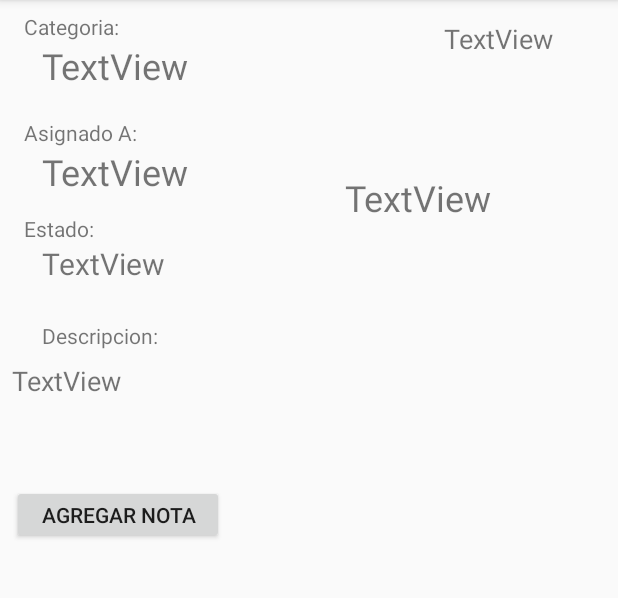
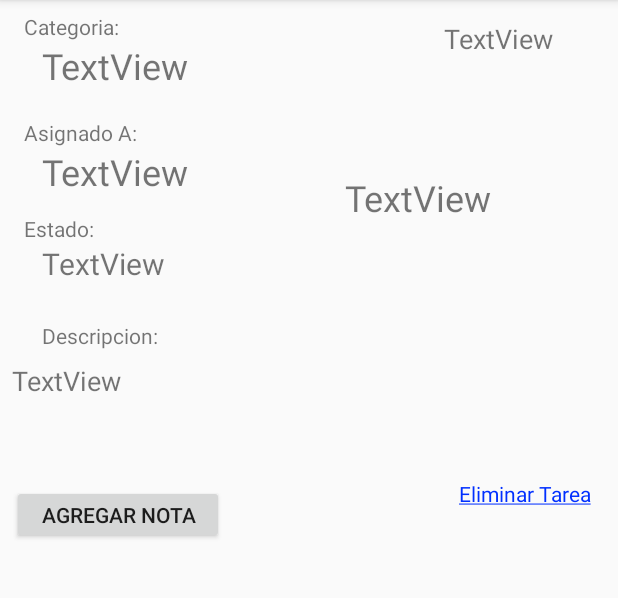
Before and after one commit to MarcosRuiz01/Tartaro, an Android app: the DetallesTareaUNActivity screen opened directly, with no data from a screen before it, on a phone screen of 412 x 824 dp, the part 84-682 px from its top. Run offline under Robolectric (Android 15) with nearby library versions, the phone set to English and light mode, and no system bars.

```diff
--- a/app/build.gradle
+++ b/app/build.gradle
@@ -25,4 +25,5 @@ dependencies {
     testImplementation 'junit:junit:4.12'
     androidTestImplementation 'com.android.support.test:runner:1.0.2'
     androidTestImplementation 'com.android.support.test.espresso:espresso-core:3.0.2'
+    implementation 'com.android.support:design:27.1.1'
 }
--- a/app/src/main/java/ado/edu/itla/tartaro/LogInGeneral.java
+++ b/app/src/main/java/ado/edu/itla/tartaro/LogInGeneral.java
@@ -50,7 +50,6 @@ public class LogInGeneral extends AppCompatActivity {
                 }
 
 
-                // TODO: establecer usuario logeado.
                 AppConfig.getConfig().setUsuario(user);
 
                 switch (user.getTipoUsuario()) {
--- a/app/src/main/java/ado/edu/itla/tartaro/RegistroGeneral.java
+++ b/app/src/main/java/ado/edu/itla/tartaro/RegistroGeneral.java
@@ -106,6 +106,8 @@ public class RegistroGeneral extends AppCompatActivity {
             }
         });
 
+        //TODO: Hacer una comprobacion con el registro, donde no permita usar un usuario previamente registrado.
+
 
     }
 
--- a/app/src/main/java/ado/edu/itla/tartaro/repositorio/db/TareaRepositorioDBImp.java
+++ b/app/src/main/java/ado/edu/itla/tartaro/repositorio/db/TareaRepositorioDBImp.java
@@ -149,7 +149,7 @@ public class TareaRepositorioDBImp implements TareaRepositorio {
         ContentValues cv = new ContentValues();
         cv.put(CAMPO_ESTADO, tarea.getEstadoTarea().name());
         SQLiteDatabase db = conexionDb.getWritableDatabase();
-        db.update(TABLA_NOMBRE,cv,"id ="+id,null);
+        db.update(TABLA_NOMBRE, cv, "id =" + id, null);
         db.close();
 
         return null;
--- a/app/src/main/java/ado/edu/itla/tartaro/usuarioNormal/DetallesTareaUNActivity.java
+++ b/app/src/main/java/ado/edu/itla/tartaro/usuarioNormal/DetallesTareaUNActivity.java
@@ -4,6 +4,7 @@ import android.content.Intent;
 import android.os.Bundle;
 import android.support.v4.content.ContextCompat;
 import android.support.v7.app.AppCompatActivity;
+import android.view.View;
 import android.widget.TextView;
 
 import java.text.SimpleDateFormat;
@@ -19,6 +20,7 @@ public class DetallesTareaUNActivity extends AppCompatActivity {
     private TextView usuarioAsignado;
     private TextView estado;
     private TextView descripcion;
+    private TextView eliminarTarea;
     private static final SimpleDateFormat SIMPLE_DATE_FORMAT = new SimpleDateFormat("dd-MM-yyyy");
 
 
@@ -59,6 +61,15 @@ public class DetallesTareaUNActivity extends AppCompatActivity {
 
         }
 
+        //TODO: Confirmar la elimimacion de tarea en DB
+        eliminarTarea= findViewById(R.id.textView2);
+        eliminarTarea.setOnClickListener(new View.OnClickListener() {
+            @Override
+            public void onClick(View v) {
+
+            }
+        });
+
     }
 
 }
--- a/app/src/main/java/ado/edu/itla/tartaro/usuarioNormal/TareaListViewNorAdapter.java
+++ b/app/src/main/java/ado/edu/itla/tartaro/usuarioNormal/TareaListViewNorAdapter.java
@@ -81,5 +81,8 @@ public class TareaListViewNorAdapter extends BaseAdapter {
         return convertView;
     }
 
-
+    @Override
+    public void notifyDataSetChanged() {
+        super.notifyDataSetChanged();
+    }
 }
--- a/app/src/main/java/ado/edu/itla/tartaro/usuarioTecnico/DetallesTareaTECActivity.java
+++ b/app/src/main/java/ado/edu/itla/tartaro/usuarioTecnico/DetallesTareaTECActivity.java
@@ -172,6 +172,8 @@ public class DetallesTareaTECActivity extends AppCompatActivity {
                             });
                             break;
 
+                            //TODO: Decidir si este boton (Eliminar) hara algo mas
+
                         case ELIMINADA:
                             break;
 
@@ -181,8 +183,6 @@ public class DetallesTareaTECActivity extends AppCompatActivity {
                 }
         });
 
-    //TODO: Hacer boton Eliminar Tarea
-
     }
 
 }
--- a/app/src/main/java/ado/edu/itla/tartaro/usuarioTecnico/TareaListViewTECAdapter.java
+++ b/app/src/main/java/ado/edu/itla/tartaro/usuarioTecnico/TareaListViewTECAdapter.java
@@ -80,5 +80,8 @@ public class TareaListViewTECAdapter extends BaseAdapter {
             return convertView;
         }
 
-
+    @Override
+    public void notifyDataSetChanged() {
+        super.notifyDataSetChanged();
     }
+}
--- a/app/src/main/res/layout/tarea_normal.xml
+++ b/app/src/main/res/layout/tarea_normal.xml
@@ -151,4 +151,24 @@
         app:layout_constraintStart_toEndOf="@+id/txtUsuarioCreador"
         app:layout_constraintTop_toBottomOf="@+id/fechaTarea2"
         app:layout_constraintVertical_bias="0.403" />
+
+    <TextView
+        android:id="@+id/textView2"
+        android:layout_width="wrap_content"
+        android:layout_height="wrap_content"
+        android:layout_marginBottom="8dp"
+        android:layout_marginEnd="8dp"
+        android:layout_marginLeft="8dp"
+        android:layout_marginRight="8dp"
+        android:layout_marginStart="8dp"
+        android:layout_marginTop="8dp"
+        android:clickable="false"
+        android:text="@string/EliminarTarea"
+        android:textColor="@color/LetrasRegistro"
+        app:layout_constraintBottom_toTopOf="@+id/_dynamic"
+        app:layout_constraintEnd_toEndOf="parent"
+        app:layout_constraintHorizontal_bias="0.938"
+        app:layout_constraintStart_toEndOf="@+id/btnAgregarN"
+        app:layout_constraintTop_toBottomOf="@+id/txtDescripcion2"
+        tools:ignore="UnknownId" />
 </android.support.constraint.ConstraintLayout>
--- a/app/src/main/res/values/colors.xml
+++ b/app/src/main/res/values/colors.xml
@@ -13,4 +13,6 @@
     <color name="PENDIENTE">#ff0000</color>
     <color name="PROCESO">#fff700</color>
     <color name="LISTA">#177200</color>
+    <color name="Refresh1">#0471ff</color>
+    <color name="Refresh2">#00ff2f</color>
 </resources>
--- a/app/src/main/res/values/strings.xml
+++ b/app/src/main/res/values/strings.xml
@@ -36,5 +36,6 @@
     <string name="TerminarConfirmacion">¿Esta seguro que desea TERMINAR esta tarea?.</string>
     <string name="EliminarConfirmacion">¿Esta seguro que desea ELIMINAR esta tarea?.\n
         OJO! Si Elimina la tarea, el creador de la misma ya no podrá verla. </string>
+    <string name="EliminarTarea"><u>Eliminar Tarea</u></string>
 
 </resources>
```
Also changed, not shown: app/src/main/java/ado/edu/itla/tartaro/usuarioNormal/ListaTareaUNActivity.java (+50 -5 lines), app/src/main/java/ado/edu/itla/tartaro/usuarioTecnico/ListaTareaTECActivity.java (+50 -7 lines), app/src/main/res/layout/lista_tarea_normal.xml (+25 -14 lines), app/src/main/res/layout/lista_tarea_tecnico.xml (+26 -11 lines).
